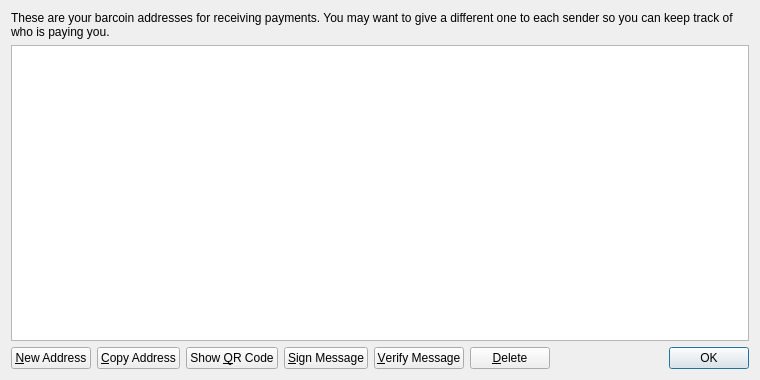
First picture: the form in src/qt/forms/addressbookpage.ui, repository moophlo/MufloCoin, before the edit.
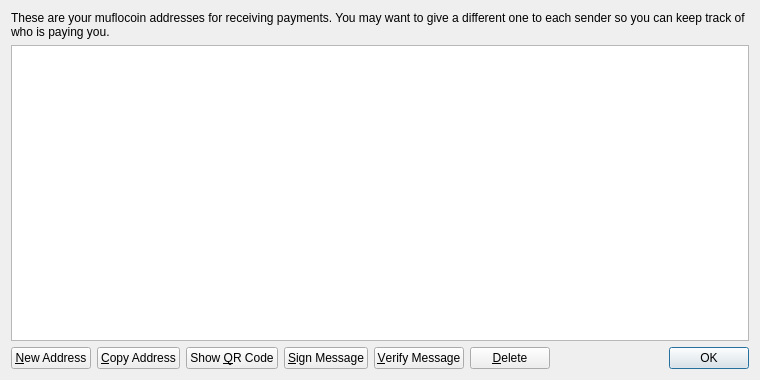
Second picture: the form after the edit. Icons and pictures are not drawn.

Diff of the .ui file:
```diff
--- a/src/qt/forms/addressbookpage.ui
+++ b/src/qt/forms/addressbookpage.ui
@@ -17,7 +17,7 @@
    <item>
     <widget class="QLabel" name="labelExplanation">
      <property name="text">
-      <string>These are your barcoin addresses for receiving payments. You may want to give a different one to each sender so you can keep track of who is paying you.</string>
+      <string>These are your muflocoin addresses for receiving payments. You may want to give a different one to each sender so you can keep track of who is paying you.</string>
      </property>
      <property name="textFormat">
       <enum>Qt::PlainText</enum>
```
